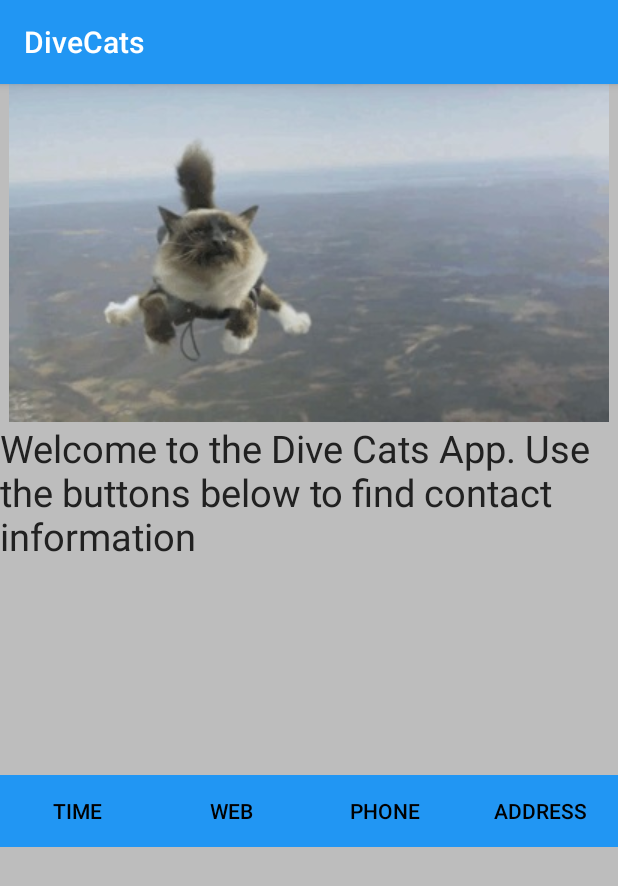
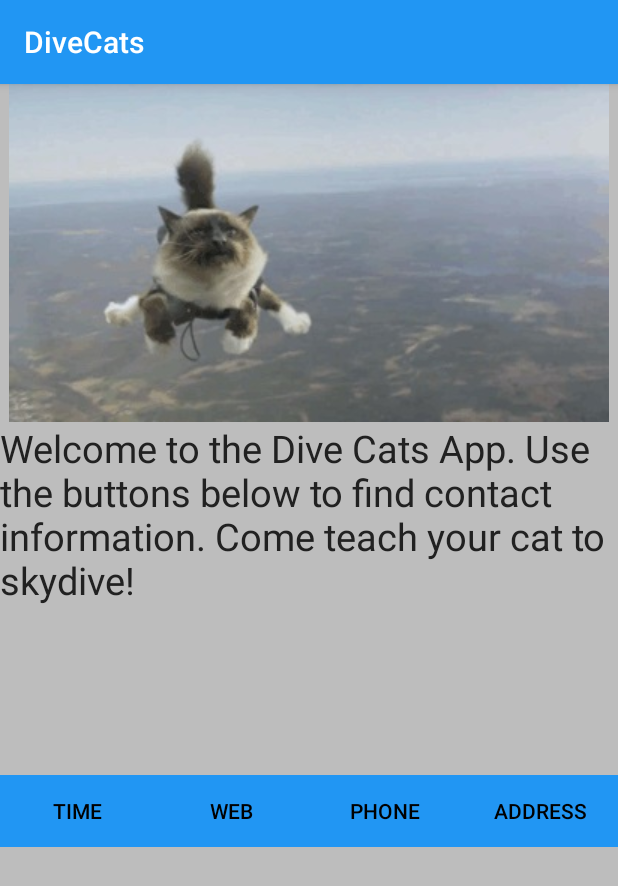
Before and after one commit to guruvex/DiveCat, an Android app: the screen it shows after launch (MainActivity), on a phone screen of 412 x 824 dp. Shown: the top 886 px of the screen. Run offline under Robolectric (Android 15) with nearby library versions, the phone set to English and light mode, and no system bars.

Commit message:
forgot to clean the project

```diff
--- a/app/src/main/res/layout/activity_main.xml
+++ b/app/src/main/res/layout/activity_main.xml
@@ -9,16 +9,14 @@
     <LinearLayout
         android:layout_width="match_parent"
         android:layout_height="wrap_content"
-            android:orientation="vertical"
-            >
+        android:orientation="vertical">
 
         <ImageView
             android:id="@+id/one"
             android:layout_width="match_parent"
             android:layout_height="wrap_content"
-            android:src="@drawable/divecat"
             android:contentDescription="@string/describeImage"
-            />
+            android:src="@drawable/divecat" />
 
         <TextView
             android:id="@+id/two"
@@ -32,33 +30,30 @@
             android:orientation="horizontal">
 
             <Button
-                    style = "@style/myButton"
                 android:id="@+id/b1"
-                    android:text="@string/b3Text"
+                style="@style/myButton"
                 android:onClick="showTime"
-                    />
+                android:text="@string/b3Text" />
 
             <Button
-                    style = "@style/myButton"
                 android:id="@+id/b2"
+                style="@style/myButton"
+                android:onClick="showWeb"
                 android:text="@string/b2Text"
-                    android:onClick="showWeb"
 
                 />
 
             <Button
-                    style = "@style/myButton"
                 android:id="@+id/b3"
-                    android:text="@string/b1Text"
+                style="@style/myButton"
                 android:onClick="showPhone"
-                    />
+                android:text="@string/b1Text" />
 
             <Button
-                    style = "@style/myButton"
                 android:id="@+id/b4"
-                    android:text="@string/b4Text"
+                style="@style/myButton"
                 android:onClick="showAddress"
-                    />
+                android:text="@string/b4Text" />
         </LinearLayout>
     </LinearLayout>
 </ScrollView>
--- a/app/src/main/res/values/strings.xml
+++ b/app/src/main/res/values/strings.xml
@@ -7,7 +7,7 @@
     <string name="b3Text">Time</string>
     <string name="b4Text">Address</string>
 
-    <string name="intro">Welcome to the Dive Cats App. Use the buttons below to find contact information</string>
+    <string name="intro">Welcome to the Dive Cats App. Use the buttons below to find contact information. Come teach your cat to skydive!</string>
 
     <string name="address">Are location is</string>
     <string name="address1">40 S Main St, Springville, UT 84663</string>
```
Also changed, not shown: app/src/main/java/example/android/divecats/MainActivity.java (+17 -6 lines). Lines whose indentation alone changed are shown as unchanged.
